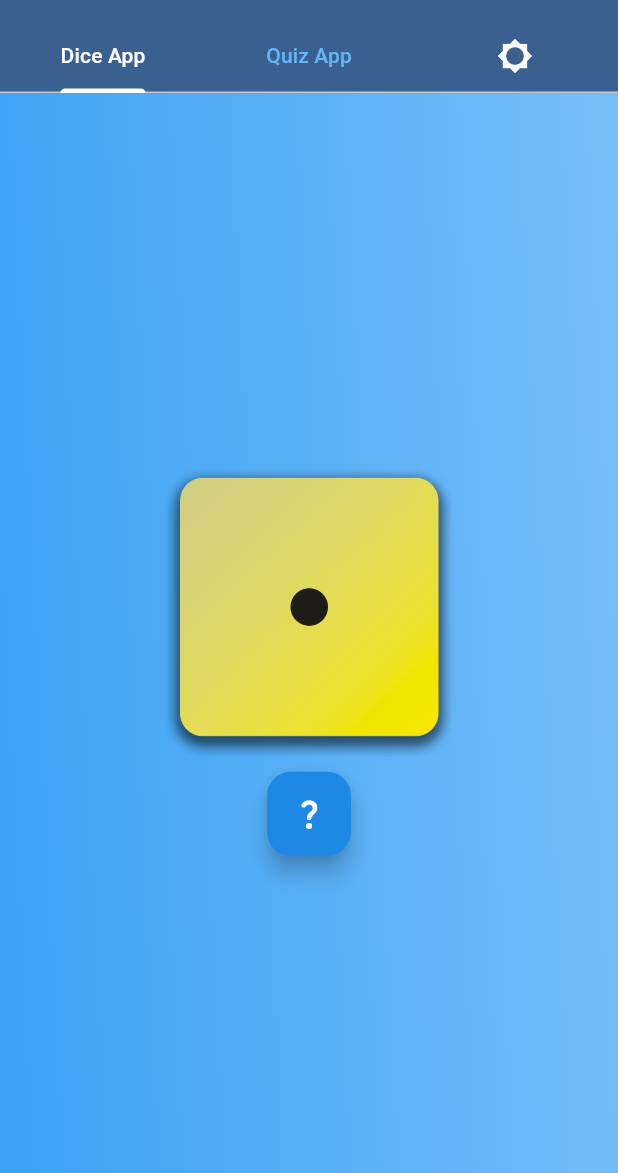
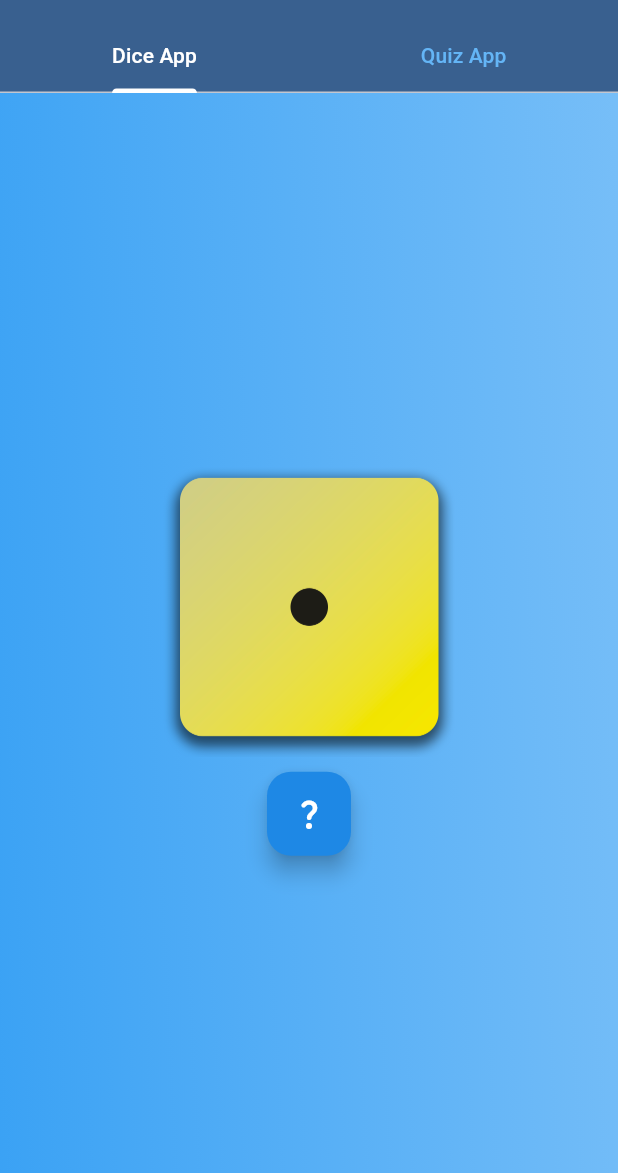
Before and after one commit to louis-perez/flutter-basic-app, a Flutter app: the screen it shows after launch, on a phone screen of 412 x 824 dp, the part 63-1236 px from its top. Run offline on Flutter 3.47's test engine with Material 3 defaults, Android fonts, the phone set to English and light mode, and no system bars; our stand-ins replace google_fonts.

```diff
--- a/lib/main.dart
+++ b/lib/main.dart
@@ -41,7 +41,7 @@ class _MyHomePageState extends State<MyHomePage> with TickerProviderStateMixin {
     super.initState();
     newCount = CounterObject();
     newCount.setCounter = 0; // Initialize counter to 2
-    _tabController = TabController(length: 3, vsync: this);
+    _tabController = TabController(length: 2, vsync: this);
   }
 
   @override
@@ -71,9 +71,6 @@ class _MyHomePageState extends State<MyHomePage> with TickerProviderStateMixin {
             ),
             Tab(
               text: "Quiz App",
-            ),
-            Tab(
-              icon: Icon(Icons.brightness_5_sharp, color: Colors.white),
             ),
           ]
         )
@@ -111,11 +108,6 @@ class _MyHomePageState extends State<MyHomePage> with TickerProviderStateMixin {
             ]
           ),
           const Quiz(),
-          const GradientContainer(
-            widgets: <Widget> [
-              Text('Hi'),
-            ]
-          ),
         ],
       )
     );
```
